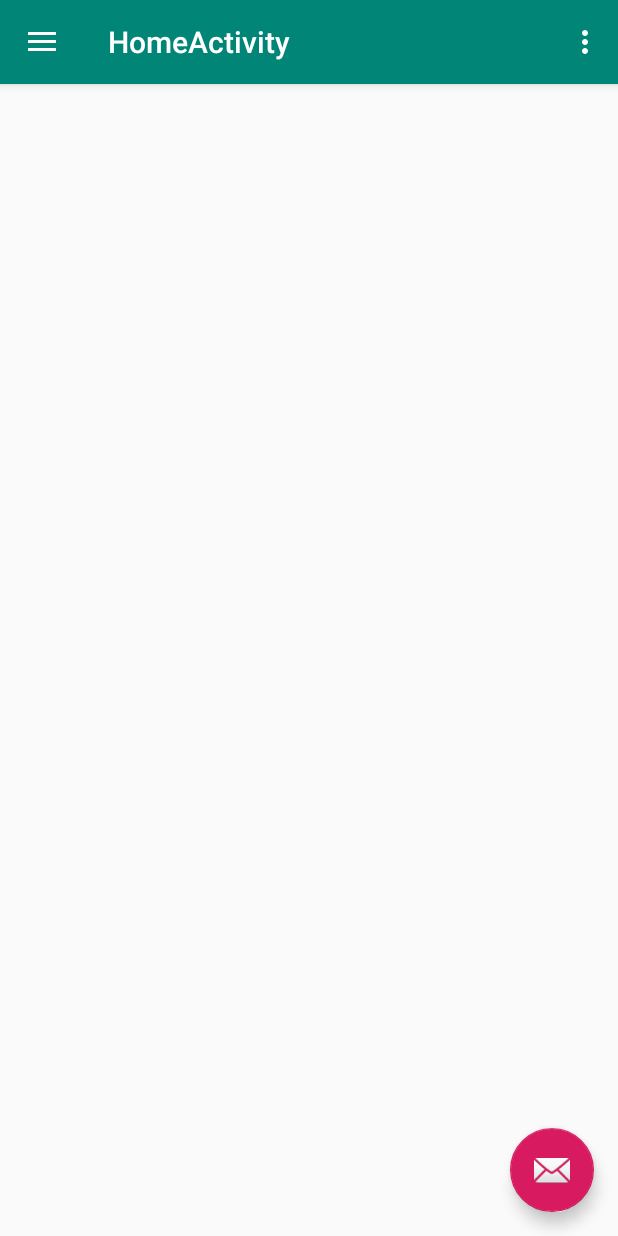
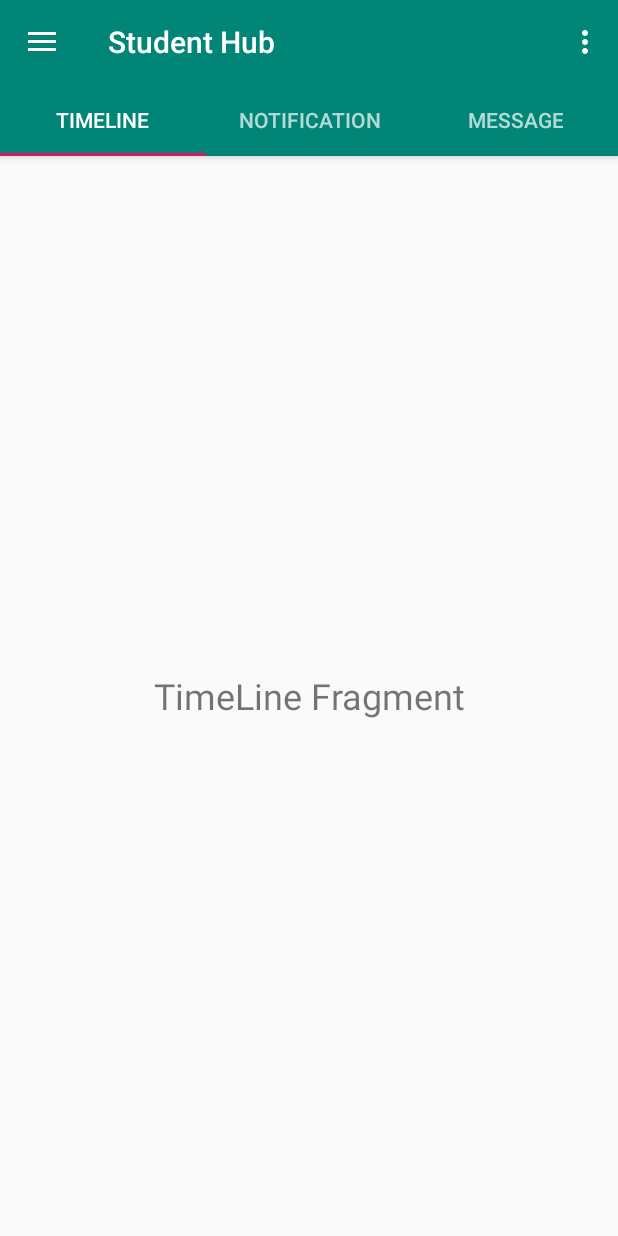
Before and after one commit to M-Asad-Chattha/Student_Hub_FYP, an Android app: the HomeActivity screen opened directly, with no data from a screen before it, on a phone screen of 412 x 824 dp. Run offline under Robolectric (Android 15) with nearby library versions, the phone set to English and light mode, and no system bars.

Commit message:
Default files, add TabNavigation with 3 Tabs(Timeline, Notification, Message) in DrawerNavigation Activity

```diff
--- a/app/src/main/java/com/achba/studenthub/HomeActivity.java
+++ b/app/src/main/java/com/achba/studenthub/HomeActivity.java
@@ -4,6 +4,8 @@ import android.content.Intent;
 import android.os.Bundle;
 import android.support.design.widget.FloatingActionButton;
 import android.support.design.widget.Snackbar;
+import android.support.design.widget.TabLayout;
+import android.support.v4.view.ViewPager;
 import android.view.View;
 import android.support.design.widget.NavigationView;
 import android.support.v4.view.GravityCompat;
@@ -24,14 +26,11 @@ public class HomeActivity extends AppCompatActivity
         Toolbar toolbar = (Toolbar) findViewById(R.id.toolbar);
         setSupportActionBar(toolbar);
 
-        FloatingActionButton fab = (FloatingActionButton) findViewById(R.id.fab);
-        fab.setOnClickListener(new View.OnClickListener() {
-            @Override
-            public void onClick(View view) {
-                Snackbar.make(view, "Replace with your own action", Snackbar.LENGTH_LONG)
-                        .setAction("Action", null).show();
-            }
-        });
+        TabLayout tabLayout = findViewById(R.id.tabLayout);
+        ViewPager pager = findViewById(R.id.viewPager);
+        tabPagerAdapter adapter = new tabPagerAdapter(getSupportFragmentManager());
+        pager.setAdapter(adapter);
+        tabLayout.setupWithViewPager(pager);
 
         DrawerLayout drawer = (DrawerLayout) findViewById(R.id.drawer_layout);
         ActionBarDrawerToggle toggle = new ActionBarDrawerToggle(
--- /dev/null
+++ b/app/src/main/java/com/achba/studenthub/NotificationFragment.java
@@ -0,0 +1,29 @@
+package com.achba.studenthub;
+
+
+import android.os.Bundle;
+import android.support.v4.app.Fragment;
+import android.view.LayoutInflater;
+import android.view.View;
+import android.view.ViewGroup;
+
+
+/**
+ * A simple {@link Fragment} subclass.
+ */
+public class NotificationFragment extends Fragment {
+
+
+    public NotificationFragment() {
+        // Required empty public constructor
+    }
+
+
+    @Override
+    public View onCreateView(LayoutInflater inflater, ViewGroup container,
+                             Bundle savedInstanceState) {
+        // Inflate the layout for this fragment
+        return inflater.inflate(R.layout.fragment_notification, container, false);
+    }
+
+}
--- /dev/null
+++ b/app/src/main/java/com/achba/studenthub/TimelineFragment.java
@@ -0,0 +1,29 @@
+package com.achba.studenthub;
+
+
+import android.os.Bundle;
+import android.support.v4.app.Fragment;
+import android.view.LayoutInflater;
+import android.view.View;
+import android.view.ViewGroup;
+
+
+/**
+ * A simple {@link Fragment} subclass.
+ */
+public class TimelineFragment extends Fragment {
+
+
+    public TimelineFragment() {
+        // Required empty public constructor
+    }
+
+
+    @Override
+    public View onCreateView(LayoutInflater inflater, ViewGroup container,
+                             Bundle savedInstanceState) {
+        // Inflate the layout for this fragment
+        return inflater.inflate(R.layout.fragment_timeline, container, false);
+    }
+
+}
--- /dev/null
+++ b/app/src/main/java/com/achba/studenthub/tabPagerAdapter.java
@@ -0,0 +1,41 @@
+package com.achba.studenthub;
+
+import android.support.annotation.Nullable;
+import android.support.v4.app.Fragment;
+import android.support.v4.app.FragmentManager;
+import android.support.v4.app.FragmentStatePagerAdapter;
+
+public class tabPagerAdapter extends FragmentStatePagerAdapter {
+    String[] tabArray={"TimeLine", "Notification", "Message"};
+
+    public tabPagerAdapter(FragmentManager fm) {
+        super(fm);
+    }
+
+    @Nullable
+    @Override
+    public CharSequence getPageTitle(int position) {
+        return tabArray[position];
+    }
+
+    @Override
+    public Fragment getItem(int position) {
+        switch (position){
+            case 0:
+                TimelineFragment timelineFragment = new TimelineFragment();
+                return timelineFragment;
+            case 1:
+                NotificationFragment notificationFragment = new NotificationFragment();
+                return notificationFragment;
+            case 2:
+                MessageFragment messageFragment = new MessageFragment();
+                return messageFragment;
+        }
+        return null;
+    }
+
+    @Override
+    public int getCount() {
+        return tabArray.length;
+    }
+}
--- a/app/src/main/res/layout/app_bar_home.xml
+++ b/app/src/main/res/layout/app_bar_home.xml
@@ -18,16 +18,29 @@
             android:background="?attr/colorPrimary"
             app:popupTheme="@style/AppTheme.PopupOverlay" />
 
+        <android.support.design.widget.TabLayout
+            android:layout_width="match_parent"
+            android:layout_height="match_parent"
+            android:id="@+id/tabLayout">
+
+            <android.support.design.widget.TabItem
+                android:layout_width="wrap_content"
+                android:layout_height="wrap_content"
+                android:text="TimeLine" />
+
+            <android.support.design.widget.TabItem
+                android:layout_width="wrap_content"
+                android:layout_height="wrap_content"
+                android:text="Notification" />
+
+            <android.support.design.widget.TabItem
+                android:layout_width="wrap_content"
+                android:layout_height="wrap_content"
+                android:text="Chat" />
+        </android.support.design.widget.TabLayout>
+
     </android.support.design.widget.AppBarLayout>
 
     <include layout="@layout/content_home" />
 
-    <android.support.design.widget.FloatingActionButton
-        android:id="@+id/fab"
-        android:layout_width="wrap_content"
-        android:layout_height="wrap_content"
-        android:layout_gravity="bottom|end"
-        android:layout_margin="@dimen/fab_margin"
-        app:srcCompat="@android:drawable/ic_dialog_email" />
-
 </android.support.design.widget.CoordinatorLayout>
--- a/app/src/main/res/layout/content_home.xml
+++ b/app/src/main/res/layout/content_home.xml
@@ -8,4 +8,15 @@
     tools:context=".HomeActivity"
     tools:showIn="@layout/app_bar_home">
 
+    <android.support.v4.view.ViewPager
+        android:id="@+id/viewPager"
+        android:layout_width="0dp"
+        android:layout_height="0dp"
+        app:layout_constraintBottom_toBottomOf="parent"
+        app:layout_constraintEnd_toEndOf="parent"
+        app:layout_constraintStart_toStartOf="parent"
+        app:layout_constraintTop_toTopOf="parent">
+
+    </android.support.v4.view.ViewPager>
+
 </android.support.constraint.ConstraintLayout>
--- /dev/null
+++ b/app/src/main/res/layout/fragment_timeline.xml
@@ -0,0 +1,16 @@
+<?xml version="1.0" encoding="utf-8"?>
+<FrameLayout xmlns:android="http://schemas.android.com/apk/res/android"
+    xmlns:tools="http://schemas.android.com/tools"
+    android:layout_width="match_parent"
+    android:layout_height="match_parent"
+    tools:context=".TimelineFragment">
+
+    <!-- TODO: Update blank fragment layout -->
+    <TextView
+        android:layout_width="match_parent"
+        android:layout_height="match_parent"
+        android:text="TimeLine Fragment"
+        android:gravity="center"
+        android:textSize="24sp"/>
+
+</FrameLayout>
--- /dev/null
+++ b/app/src/main/res/values-w820dp/dimens.xml
@@ -0,0 +1,6 @@
+<resources>
+    <!-- Example customization of dimensions originally defined in res/values/dimens.xml
+         (such as screen margins) for screens with more than 820dp of available width. This
+         would include 7" and 10" devices in landscape (~960dp and ~1280dp respectively). -->
+    <dimen name="activity_horizontal_margin">64dp</dimen>
+</resources>
--- a/app/src/main/res/values/dimens.xml
+++ b/app/src/main/res/values/dimens.xml
@@ -5,4 +5,5 @@
     <dimen name="nav_header_vertical_spacing">8dp</dimen>
     <dimen name="nav_header_height">176dp</dimen>
     <dimen name="fab_margin">16dp</dimen>
+    <dimen name="appbar_padding_top">8dp</dimen>
 </resources>
--- a/app/src/main/res/values/styles.xml
+++ b/app/src/main/res/values/styles.xml
@@ -3,7 +3,6 @@
     <!-- Base application theme. -->
     <style name="AppTheme" parent="Theme.AppCompat.Light.DarkActionBar">
         <!-- Customize your theme here. -->
-
 
 
         <item name="colorPrimary">@color/colorPrimary</item>
```
Also changed, not shown: app/src/main/AndroidManifest.xml (+6 -3 lines), app/src/main/java/com/achba/studenthub/MessageFragment.java (added, +29 -0 lines), app/src/main/res/layout/fragment_message.xml (added, +16 -0 lines), app/src/main/res/layout/fragment_notification.xml (added, +16 -0 lines), app/src/main/res/menu/menu_main.xml (added, +10 -0 lines), app/src/main/res/values/strings.xml (+10 -1 lines).
